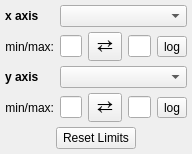
First picture: the form in glue/viewers/scatter/qt/options_widget.ui, repository glue-viz/glue, before the edit.
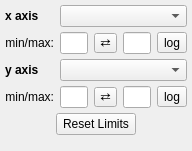
Second picture: the form after the edit.

Commit message: Remove explicit font sizes from .ui files

The edit to the form file:
```diff
--- a/glue/viewers/scatter/qt/options_widget.ui
+++ b/glue/viewers/scatter/qt/options_widget.ui
@@ -81,11 +81,6 @@
    </item>
    <item row="1" column="4">
     <widget class="QToolButton" name="button_flip_x">
-     <property name="font">
-      <font>
-       <pointsize>14</pointsize>
-      </font>
-     </property>
      <property name="styleSheet">
       <string notr="true">padding: 0px</string>
      </property>
@@ -103,11 +98,6 @@
    </item>
    <item row="3" column="4">
     <widget class="QToolButton" name="button_flip_y">
-     <property name="font">
-      <font>
-       <pointsize>14</pointsize>
-      </font>
-     </property>
      <property name="styleSheet">
       <string notr="true">padding: 0px</string>
      </property>
```
The commit also changes 3 other files.
